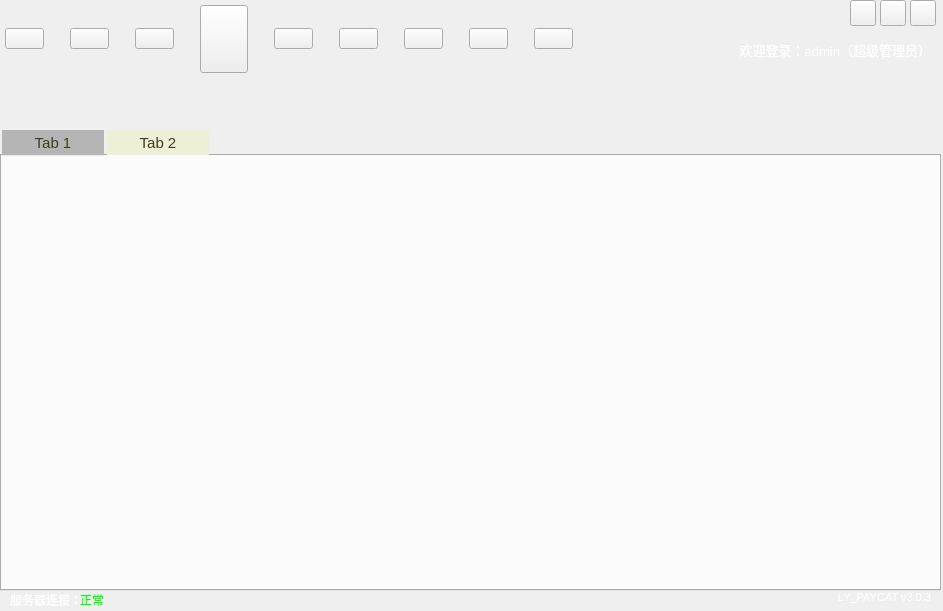
Qt form PayCount_QT/paycount_qt.ui (605791556/PayAccount-QT) before a commit.
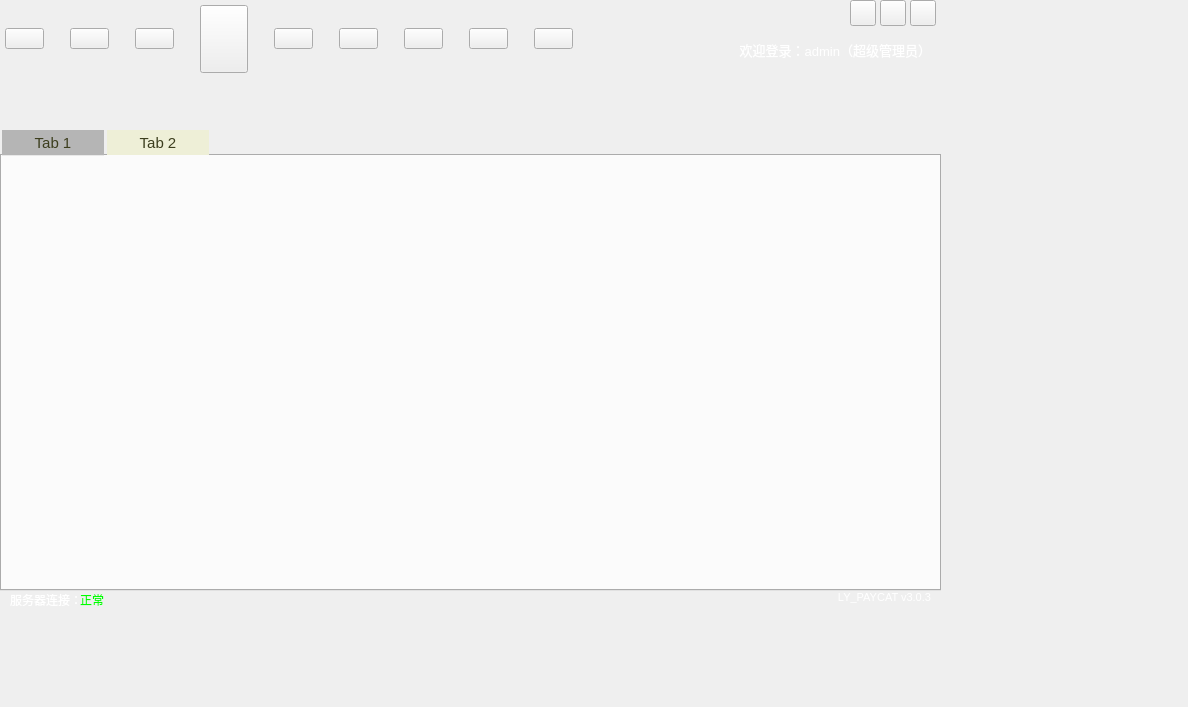
The same form after that commit.

The edit to the form file:
```diff
--- a/PayCount_QT/paycount_qt.ui
+++ b/PayCount_QT/paycount_qt.ui
@@ -12,8 +12,8 @@
    <rect>
     <x>0</x>
     <y>0</y>
-    <width>943</width>
-    <height>611</height>
+    <width>1188</width>
+    <height>707</height>
    </rect>
   </property>
   <property name="font">
```
